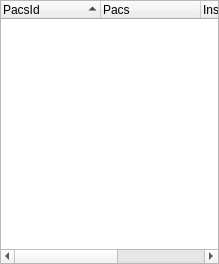
Qt form starviewer/src/inputoutput/qpacslistbase.ui (starviewer-medical/starviewer) before a commit.
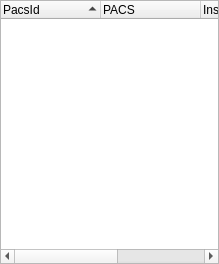
The same form after that commit.

Commit message: ENH: Corretgim una sigla que estava escrita amb minúscules #1822

The edit to the form file:
```diff
--- a/starviewer/src/inputoutput/qpacslistbase.ui
+++ b/starviewer/src/inputoutput/qpacslistbase.ui
@@ -108,7 +108,7 @@
      </column>
      <column>
       <property name="text">
-       <string>Pacs</string>
+       <string>PACS</string>
       </property>
      </column>
      <column>
```
